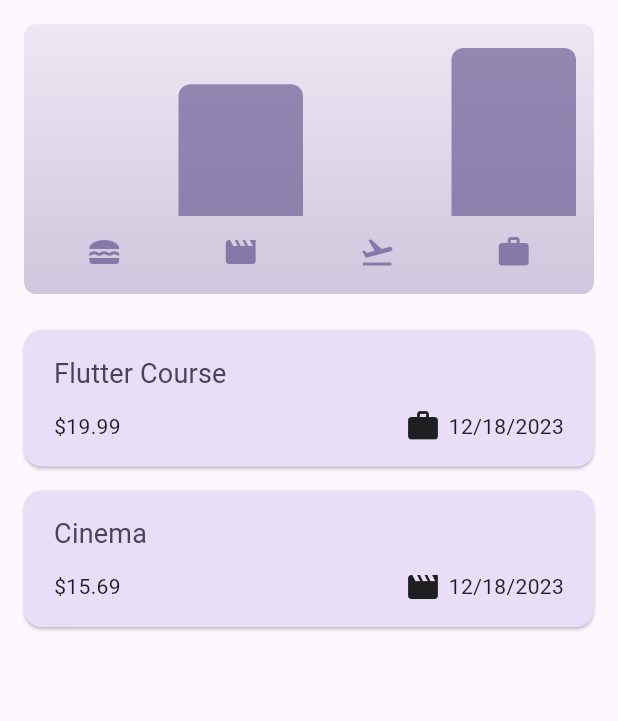
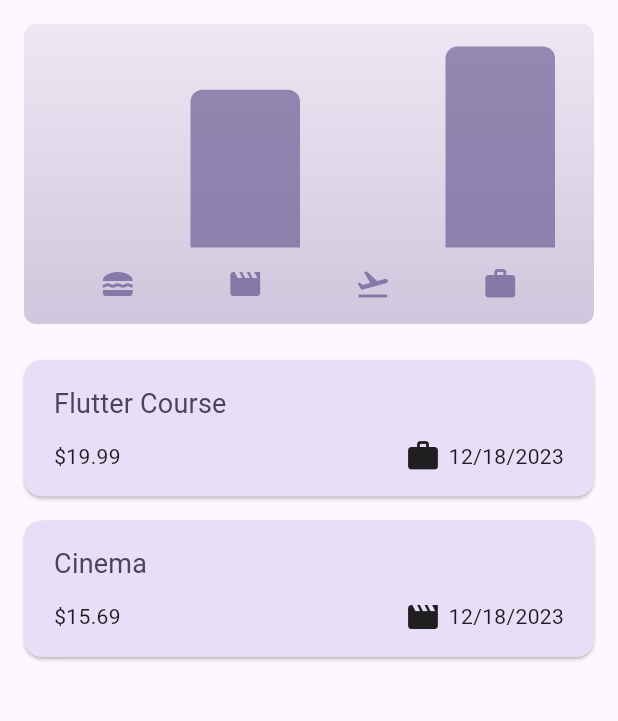
Before and after one commit to fszabi/flutter_expenses_app, a Flutter app: the screen it shows after launch, on a phone screen of 412 x 824 dp, the part 84-805 px from its top. Run offline on Flutter 3.47's test engine with Material 3 defaults, Android fonts, the phone set to English and light mode, and no system bars.

Commit message:
chart added

```diff
--- a/lib/widgets/chart/chart.dart
+++ b/lib/widgets/chart/chart.dart
@@ -35,11 +35,11 @@ class Chart extends StatelessWidget {
     return Container(
       margin: const EdgeInsets.all(16),
       padding: const EdgeInsets.symmetric(
-        vertical: 16,
-        horizontal: 8,
+        vertical: 15,
+        horizontal: 20,
       ),
       width: double.infinity,
-      height: 180,
+      height: 200,
       decoration: BoxDecoration(
         borderRadius: BorderRadius.circular(8),
         gradient: LinearGradient(
--- a/lib/widgets/chart/chart_bar.dart
+++ b/lib/widgets/chart/chart_bar.dart
@@ -14,7 +14,7 @@ class ChartBar extends StatelessWidget {
         MediaQuery.of(context).platformBrightness == Brightness.dark;
     return Expanded(
       child: Padding(
-        padding: const EdgeInsets.symmetric(horizontal: 4),
+        padding: const EdgeInsets.symmetric(horizontal: 6),
         child: FractionallySizedBox(
           heightFactor: fill,
           child: DecoratedBox(
```
